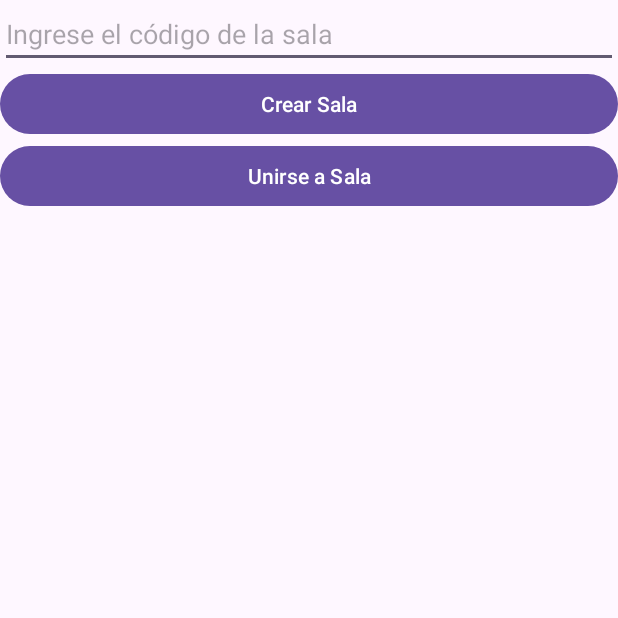
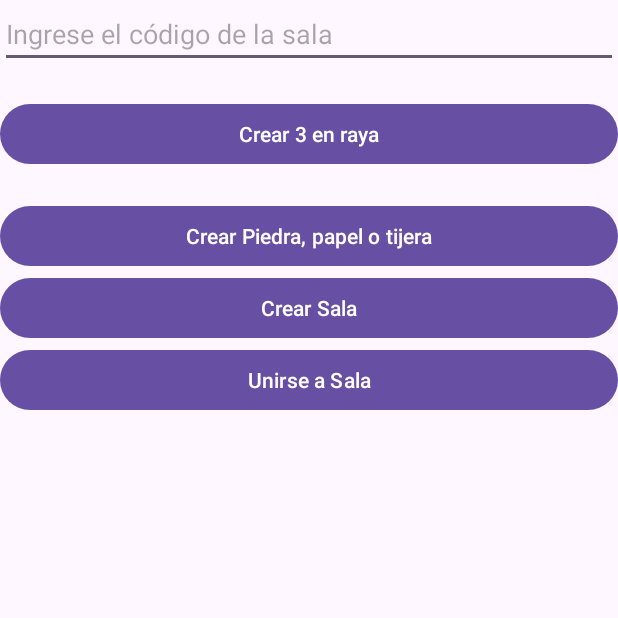
Before and after one commit to AnxoAbueloVeira/TT_PS, an Android app: the screen it shows after launch (MainActivity), on a phone screen of 412 x 824 dp, the top half of it. Run offline under Robolectric (Android 15) with nearby library versions, the phone set to English and light mode, and no system bars; our stand-ins replace Firebase (no records; nobody signed in at launch, a user with empty details on screens opened directly).

Commit message:
Piedra papel o tijeras v1

```diff
--- a/TTPS/app/src/main/AndroidManifest.xml
+++ b/TTPS/app/src/main/AndroidManifest.xml
@@ -11,6 +11,7 @@
         android:supportsRtl="true"
         android:theme="@style/Theme.TTPS"
         tools:targetApi="31">
+        <activity android:name=".RPSGameActivity" />
         <activity android:name=".GameActivity"/>
         <activity
             android:name=".MainActivity"
--- a/TTPS/app/src/main/java/es/udc/psi/ttps/MainActivity.java
+++ b/TTPS/app/src/main/java/es/udc/psi/ttps/MainActivity.java
@@ -22,7 +22,7 @@ public class MainActivity extends AppCompatActivity {
 
     private String TAG = "_TAG";
     EditText et_code;
-    Button but_create, but_join;
+    Button but_create_tictactoe, but_create_rps, but_join;
 
     DatabaseReference database;
     FirebaseAuth mAuth;
@@ -36,12 +36,14 @@ public class MainActivity extends AppCompatActivity {
         signInAnonymously();
 
         et_code = findViewById(R.id.et_code);
-        but_create = findViewById(R.id.but_create);
+        but_create_tictactoe = findViewById(R.id.but_create_tictactoe);
+        but_create_rps = findViewById(R.id.but_create_rps);
         but_join = findViewById(R.id.but_join);
 
         database = FirebaseDatabase.getInstance().getReference();
 
-        but_create.setOnClickListener(v -> createGame());
+        but_create_tictactoe.setOnClickListener(v -> createGame("tictactoe"));
+        but_create_rps.setOnClickListener(v -> createGame("rps"));
         but_join.setOnClickListener(v -> joinGame());
     }
 
@@ -55,9 +57,10 @@ public class MainActivity extends AppCompatActivity {
         });
     }
 
-    private void createGame() {
+    private void createGame(String gameType) {
         String code = generateCode();
-        database.child("games").child(code).child("status").setValue("waiting").addOnCompleteListener(task -> {
+        database.child("games").child(code).child("status").setValue("waiting");
+        database.child("games").child(code).child("type").setValue(gameType).addOnCompleteListener(task -> {
             if (task.isSuccessful()) {
                 ClipboardManager clipboard = (ClipboardManager) getSystemService(Context.CLIPBOARD_SERVICE);
                 ClipData clip = ClipData.newPlainText("Game Code", code);
@@ -65,7 +68,7 @@ public class MainActivity extends AppCompatActivity {
 
                 Toast.makeText(this, "Código copiado al portapapeles", Toast.LENGTH_SHORT).show();
 
-                Intent intent = new Intent(this, GameActivity.class);
+                Intent intent = new Intent(this, gameType.equals("tictactoe") ? GameActivity.class : RPSGameActivity.class);
                 intent.putExtra("GAME_CODE", code);
                 startActivity(intent);
             } else {
@@ -79,7 +82,8 @@ public class MainActivity extends AppCompatActivity {
 
         database.child("games").child(code).get().addOnCompleteListener(task -> {
             if (task.isSuccessful() && task.getResult().exists()) {
-                Intent intent = new Intent(this, GameActivity.class);
+                String gameType = task.getResult().child("type").getValue(String.class);
+                Intent intent = new Intent(this, gameType.equals("tictactoe") ? GameActivity.class : RPSGameActivity.class);
                 intent.putExtra("GAME_CODE", code);
                 startActivity(intent);
             } else {
--- a/TTPS/app/src/main/res/layout/activity_main.xml
+++ b/TTPS/app/src/main/res/layout/activity_main.xml
@@ -14,6 +14,20 @@
         android:hint="@string/Hint"/>
 
     <Button
+        android:id="@+id/but_create_tictactoe"
+        android:layout_width="match_parent"
+        android:layout_height="wrap_content"
+        android:text="@string/but_create_tictactoe"
+        android:layout_marginTop="20dp"/>
+
+    <Button
+        android:id="@+id/but_create_rps"
+        android:layout_width="match_parent"
+        android:layout_height="wrap_content"
+        android:text="@string/but_create_rps"
+        android:layout_marginTop="20dp"/>
+
+    <Button
         android:id="@+id/but_create"
         android:layout_width="match_parent"
         android:layout_height="wrap_content"
--- a/TTPS/app/src/main/res/values/strings.xml
+++ b/TTPS/app/src/main/res/values/strings.xml
@@ -2,9 +2,16 @@
     <string name="app_name">TT.PS</string>
     <string name="Hint">Ingrese el código de la sala</string>
     <string name="but_create">Crear Sala</string>
+    <string name="but_create_tictactoe">Crear 3 en raya</string>
+    <string name="but_create_rps">Crear Piedra, papel o tijera</string>
     <string name="but_join">Unirse a Sala</string>
     <string name="cod_sala">Código de la sala: </string>
     <string name="turno">"Turno: "</string>
     <string name="winner">¡Ganador!</string>
     <string name="Looser">¡Perdedor!</string>
+    <string name="Esperando">Esperando…</string>
+    <string name="Piedra">Piedra</string>
+    <string name="Papel">Papel</string>
+    <string name="Tijeras">Tijeras</string>
+
 </resources>
```
Also changed, not shown: TTPS/app/src/main/java/es/udc/psi/ttps/RPSGameActivity.java (added, +210 -0 lines), TTPS/app/src/main/res/layout/activity_rps.xml (added, +48 -0 lines).
